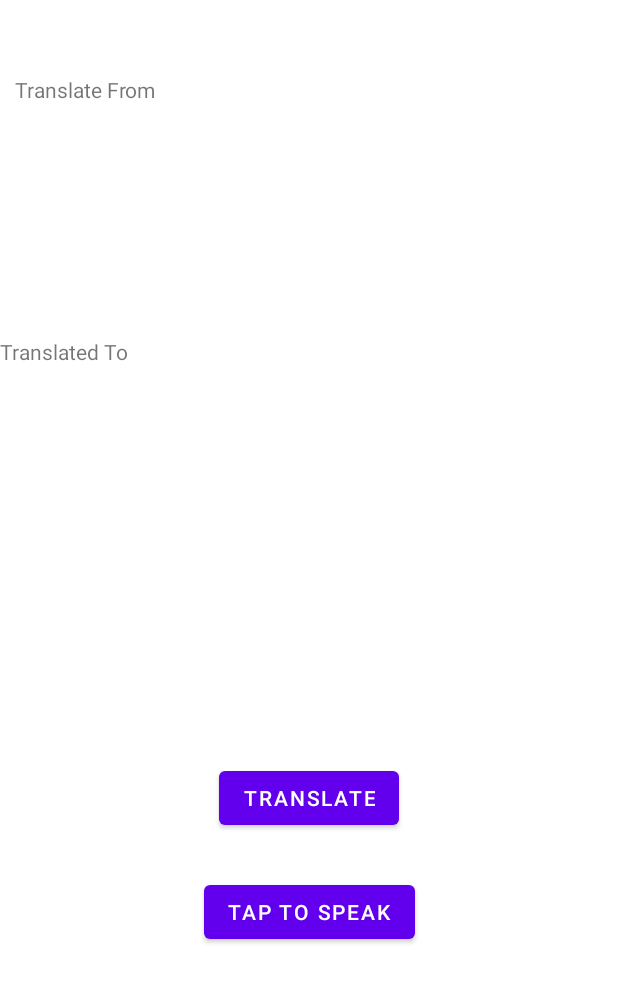
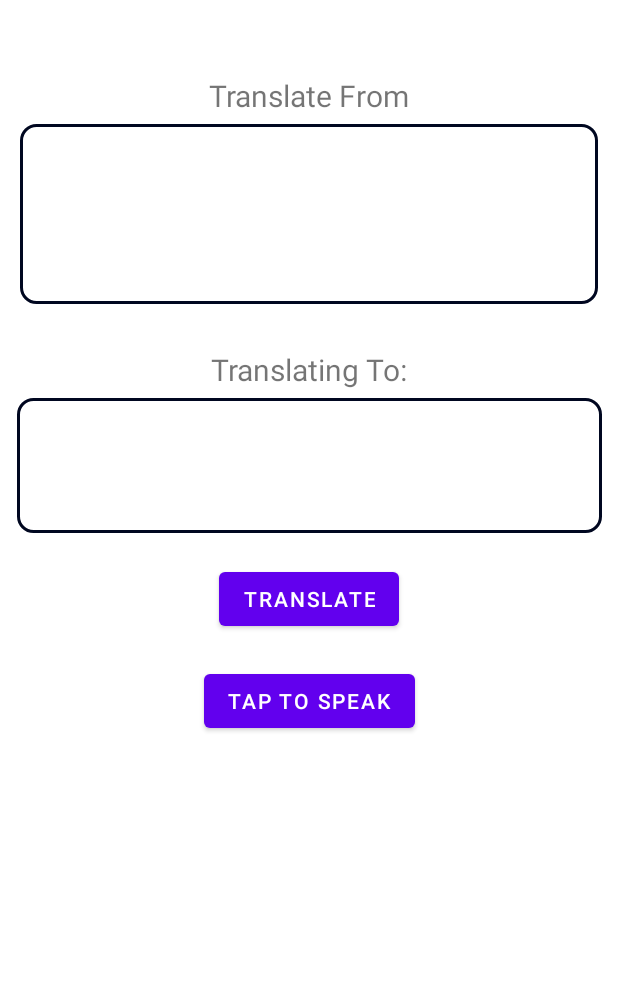
Before and after one commit to AthlonsDev/Translation_App, an Android app: the layout fragment_home.xml on its own in the app's theme, with its tools: preview values and no code run, on a phone screen of 412 x 824 dp. Shown: the top 982 px of the screen. Run offline under Robolectric (Android 15) with nearby library versions, the phone set to English and light mode, and no system bars.

```diff
--- a/app/src/main/res/layout/fragment_home.xml
+++ b/app/src/main/res/layout/fragment_home.xml
@@ -11,9 +11,10 @@
         android:id="@+id/textView"
         android:layout_width="wrap_content"
         android:layout_height="wrap_content"
-        android:layout_marginStart="10dp"
         android:layout_marginTop="50dp"
-        android:text="Translate From"
+        android:text="@string/translate_from"
+        android:textSize="20dp"
+        app:layout_constraintEnd_toEndOf="parent"
         app:layout_constraintStart_toStartOf="parent"
         app:layout_constraintTop_toTopOf="parent" />
 
@@ -22,25 +23,33 @@
         android:layout_width="wrap_content"
         android:layout_height="wrap_content"
         android:layout_marginTop="30dp"
-        android:text="Translated To"
+        android:text="@string/camera_label"
+        android:textSize="20dp"
+        app:layout_constraintEnd_toEndOf="parent"
         app:layout_constraintStart_toStartOf="parent"
-        app:layout_constraintTop_toBottomOf="@+id/input_text" />
+        app:layout_constraintTop_toBottomOf="@+id/speech_input" />
 
     <TextView
-        android:id="@+id/output_text"
+        android:id="@+id/speech_output"
         android:layout_width="390dp"
         android:layout_height="90dp"
         android:layout_marginTop="5dp"
+        android:background="@drawable/border"
+        android:textColor="@color/black"
+        android:textSize="18sp"
         android:scrollbars="vertical"
         app:layout_constraintEnd_toEndOf="parent"
         app:layout_constraintStart_toStartOf="parent"
         app:layout_constraintTop_toBottomOf="@+id/textView2" />
 
     <TextView
-        android:id="@+id/input_text"
+        android:id="@+id/speech_input"
         android:layout_width="385dp"
         android:layout_height="120dp"
         android:layout_marginTop="5dp"
+        android:textColor="@color/black"
+        android:background="@drawable/border"
+        android:textSize="18sp"
         android:scrollbars="vertical"
         app:layout_constraintEnd_toEndOf="parent"
         app:layout_constraintStart_toStartOf="parent"
@@ -50,20 +59,18 @@
         android:id="@+id/translate_button"
         android:layout_width="wrap_content"
         android:layout_height="wrap_content"
-        android:layout_marginTop="50dp"
-        android:layout_marginBottom="150dp"
+        android:layout_marginTop="20dp"
         android:text="Translate"
-        app:layout_constraintBottom_toBottomOf="parent"
         app:layout_constraintEnd_toEndOf="parent"
         app:layout_constraintStart_toStartOf="parent"
-        app:layout_constraintTop_toBottomOf="@+id/output_text" />
+        app:layout_constraintTop_toBottomOf="@+id/speech_output" />
 
 
     <Button
         android:id="@+id/mic_button"
         android:layout_width="wrap_content"
         android:layout_height="wrap_content"
-        android:layout_marginTop="28dp"
+        android:layout_marginTop="20dp"
         android:text="Tap to Speak"
         app:layout_constraintEnd_toEndOf="parent"
         app:layout_constraintStart_toStartOf="parent"
--- a/app/src/main/res/values/strings.xml
+++ b/app/src/main/res/values/strings.xml
@@ -54,5 +54,8 @@
     <string name="save_pref_btn">Save Settings</string>
     <string name="camera_label">Translating To:</string>
     <string name="input_edit_text">Enter Text to Translate</string>
+    <string name="translate_from">Translate From</string>
+    <string name="speech_input">Waiting For Speech</string>
+    <string name="speech_output">Waiting for Translation</string>
 
 </resources>
```
Also changed, not shown: app/src/main/java/com/example/translation_app/ui/dashboard/DashboardFragment.kt (+0 -23 lines), app/src/main/java/com/example/translation_app/ui/home/HomeFragment.kt (+69 -14 lines), 2 other files.
